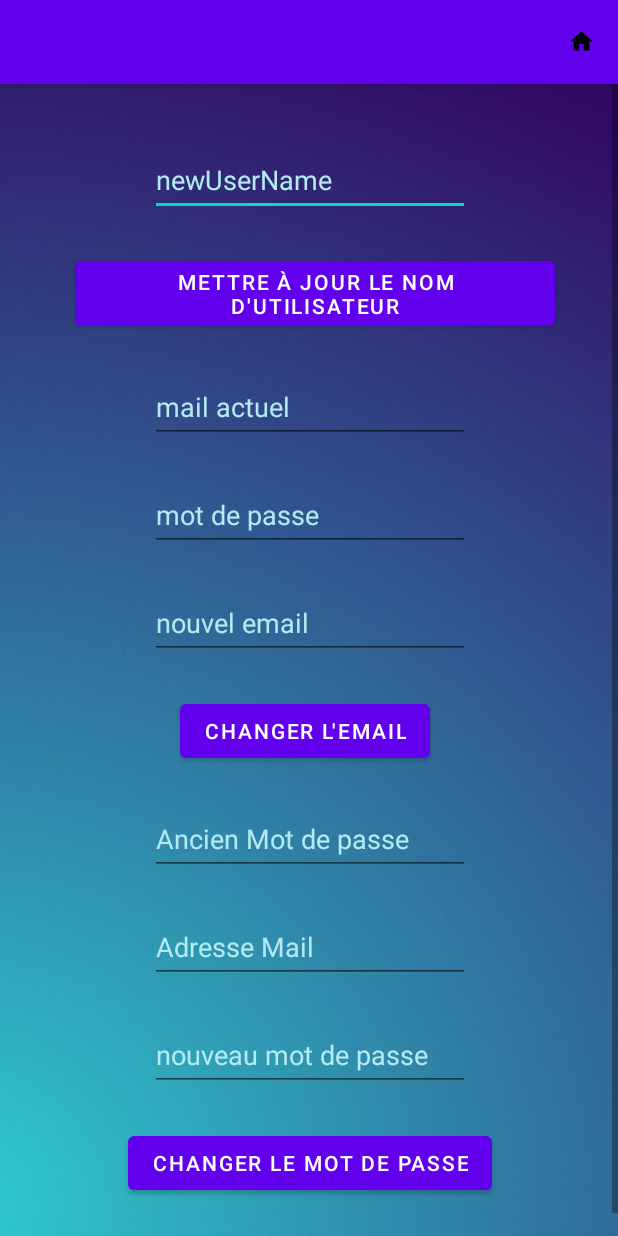
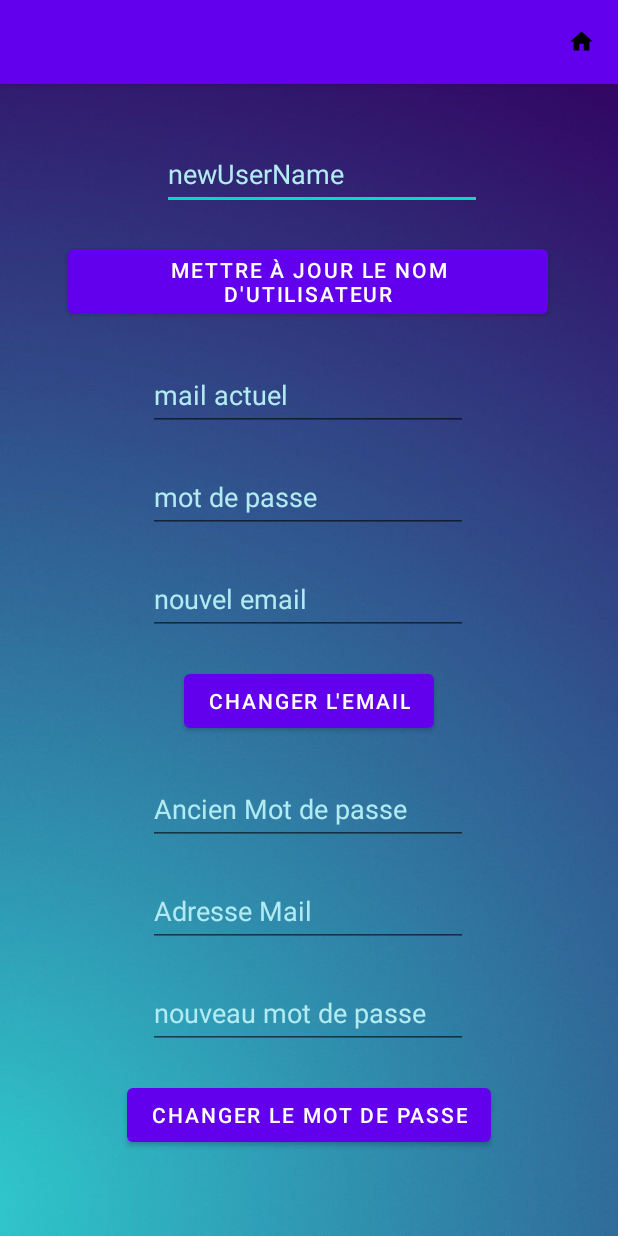
Before and after one commit to Emmy-vandeville/Projet_Android, an Android app: the UpdateProfil screen opened directly, with no data from a screen before it, on a phone screen of 412 x 824 dp. Run offline under Robolectric (Android 15) with nearby library versions, the phone set to English and light mode, and no system bars; our stand-ins replace Firebase (no records; nobody signed in at launch, a user with empty details on screens opened directly).

Commit message:
small fix

```diff
--- a/Biblio/app/src/main/java/com/example/myapplication/Login.java
+++ b/Biblio/app/src/main/java/com/example/myapplication/Login.java
@@ -77,10 +77,10 @@ public class Login extends AppCompatActivity {
                     @Override
                     public void onComplete(@NonNull Task<AuthResult> task) {
                         if (task.isSuccessful()) {
-                            Toast.makeText(Login.this, "Logged in Successfully", Toast.LENGTH_SHORT).show();
+                            Toast.makeText(Login.this, "Réussite du Login", Toast.LENGTH_SHORT).show();
                             startActivity(new Intent(getApplicationContext(), MainActivity.class));
                         } else {
-                            Toast.makeText(Login.this, "Error ! " + task.getException().getMessage(), Toast.LENGTH_SHORT).show();
+                            Toast.makeText(Login.this, "Erreur ! " + task.getException().getMessage(), Toast.LENGTH_SHORT).show();
                             progressBar.setVisibility(View.INVISIBLE);
                         }
                     }
--- a/Biblio/app/src/main/java/com/example/myapplication/Register.java
+++ b/Biblio/app/src/main/java/com/example/myapplication/Register.java
@@ -95,11 +95,11 @@ public class Register extends AppCompatActivity {
                     @Override
                     public void onComplete(@NonNull Task<AuthResult> task) {
                         if (task.isSuccessful()){
-                            Toast.makeText(Register.this, "UserCreated", Toast.LENGTH_SHORT).show();
+                            Toast.makeText(Register.this, "Utilisateur crée", Toast.LENGTH_SHORT).show();
                             startActivity(new Intent(getApplicationContext(),MainActivity.class));
                         }
                         else{
-                            Toast.makeText(Register.this, "Error ! " + task.getException().getMessage(), Toast.LENGTH_SHORT).show();
+                            Toast.makeText(Register.this, "Erreur ! " + task.getException().getMessage(), Toast.LENGTH_SHORT).show();
                             progressBar.setVisibility(View.INVISIBLE);
                         }
                     }
--- a/Biblio/app/src/main/java/com/example/myapplication/UpdateProfil.java
+++ b/Biblio/app/src/main/java/com/example/myapplication/UpdateProfil.java
@@ -125,6 +125,10 @@ public class UpdateProfil extends AppCompatActivity {
                     mEmailCurrent.setError("L'utiisateur n'existe pas " );
                     return;
                 }
+                if (passworda.equals(password)){
+                    mPasswordNew.setError("Le mot de passe doit être différent de l'ancien");
+                    return;
+                }
 
                 AuthCredential credential = EmailAuthProvider.getCredential(emaila, passworda); // Current Login Credentials \\
                 // Prompt the user to re-provide their sign-in credentials
--- a/Biblio/app/src/main/res/layout/activity_update_profil.xml
+++ b/Biblio/app/src/main/res/layout/activity_update_profil.xml
@@ -16,121 +16,156 @@
             android:layout_height="wrap_content"
             android:orientation="vertical">
 
+            <androidx.constraintlayout.widget.ConstraintLayout
+                android:layout_width="match_parent"
+                android:layout_height="match_parent">
+
                 <EditText
                     android:id="@+id/userNameUpdate"
                     android:layout_width="wrap_content"
                     android:layout_height="wrap_content"
-                android:layout_marginStart="100dp"
-                android:layout_marginTop="40dp"
+                    android:layout_marginTop="36dp"
                     android:ems="10"
                     android:hint="newUserName"
                     android:inputType="textPersonName"
                     android:minHeight="48dp"
                     android:textColor="#B2EBF2"
-                android:textColorHint="#B2EBF2" />
+                    android:textColorHint="#B2EBF2"
+                    app:layout_constraintEnd_toEndOf="parent"
+                    app:layout_constraintHorizontal_bias="0.542"
+                    app:layout_constraintStart_toStartOf="parent"
+                    app:layout_constraintTop_toTopOf="parent" />
 
                 <Button
                     android:id="@+id/buttonUpdate"
                     android:layout_width="wrap_content"
                     android:layout_height="wrap_content"
-                android:layout_marginStart="50dp"
-                android:layout_marginTop="24dp"
-                android:text="Mettre à jour le nom d'utilisateur" />
+                    android:layout_marginTop="20dp"
+                    android:text="Mettre à jour le nom d'utilisateur"
+                    app:layout_constraintEnd_toEndOf="parent"
+                    app:layout_constraintHorizontal_bias="0.494"
+                    app:layout_constraintStart_toStartOf="parent"
+                    app:layout_constraintTop_toBottomOf="@+id/userNameUpdate" />
 
                 <EditText
                     android:id="@+id/mailCurrent"
                     android:layout_width="wrap_content"
                     android:layout_height="wrap_content"
-                android:layout_marginStart="100dp"
                     android:layout_marginTop="24dp"
                     android:ems="10"
                     android:hint="mail actuel"
                     android:inputType="textEmailAddress"
                     android:minHeight="48dp"
                     android:textColor="#B2EBF2"
-                android:textColorHint="#B2EBF2" />
+                    android:textColorHint="#B2EBF2"
+                    app:layout_constraintEnd_toEndOf="parent"
+                    app:layout_constraintHorizontal_bias="0.497"
+                    app:layout_constraintStart_toStartOf="parent"
+                    app:layout_constraintTop_toBottomOf="@+id/buttonUpdate" />
 
                 <EditText
                     android:id="@+id/actuelMdp"
                     android:layout_width="wrap_content"
                     android:layout_height="wrap_content"
-                android:layout_marginStart="100dp"
-                android:layout_marginTop="24dp"
+                    android:layout_marginTop="20dp"
                     android:ems="10"
                     android:hint="mot de passe"
                     android:inputType="textPassword"
                     android:minHeight="48dp"
                     android:textColor="#B2EBF2"
-                android:textColorHint="#B2EBF2" />
+                    android:textColorHint="#B2EBF2"
+                    app:layout_constraintEnd_toEndOf="parent"
+                    app:layout_constraintHorizontal_bias="0.497"
+                    app:layout_constraintStart_toStartOf="parent"
+                    app:layout_constraintTop_toBottomOf="@+id/mailCurrent" />
 
                 <EditText
                     android:id="@+id/modifierEmail"
                     android:layout_width="wrap_content"
                     android:layout_height="wrap_content"
-                android:layout_marginStart="100dp"
-                android:layout_marginTop="24dp"
+                    android:layout_marginTop="20dp"
                     android:ems="10"
                     android:hint="nouvel email"
                     android:inputType="textEmailAddress"
                     android:minHeight="48dp"
                     android:textColor="#B2EBF2"
-                android:textColorHint="#B2EBF2" />
+                    android:textColorHint="#B2EBF2"
+                    app:layout_constraintEnd_toEndOf="parent"
+                    app:layout_constraintHorizontal_bias="0.497"
+                    app:layout_constraintStart_toStartOf="parent"
+                    app:layout_constraintTop_toBottomOf="@+id/actuelMdp" />
 
                 <Button
                     android:id="@+id/buttonChangerEmail"
                     android:layout_width="wrap_content"
                     android:layout_height="wrap_content"
-                android:layout_marginStart="120dp"
-                android:layout_marginTop="24dp"
-                android:text="Changer l'email" />
+                    android:layout_marginTop="20dp"
+                    android:text="Changer l'email"
+                    app:layout_constraintEnd_toEndOf="parent"
+                    app:layout_constraintStart_toStartOf="parent"
+                    app:layout_constraintTop_toBottomOf="@+id/modifierEmail" />
 
                 <EditText
                     android:id="@+id/ancienMdp"
                     android:layout_width="wrap_content"
                     android:layout_height="wrap_content"
-                android:layout_marginStart="100dp"
                     android:layout_marginTop="24dp"
                     android:ems="10"
                     android:hint="Ancien Mot de passe"
                     android:inputType="textPassword"
                     android:minHeight="48dp"
                     android:textColor="#B2EBF2"
-                android:textColorHint="#B2EBF2" />
+                    android:textColorHint="#B2EBF2"
+                    app:layout_constraintEnd_toEndOf="parent"
+                    app:layout_constraintHorizontal_bias="0.497"
+                    app:layout_constraintStart_toStartOf="parent"
+                    app:layout_constraintTop_toBottomOf="@+id/buttonChangerEmail" />
 
                 <EditText
                     android:id="@+id/mailActuel"
                     android:layout_width="wrap_content"
                     android:layout_height="wrap_content"
-                android:layout_marginStart="100dp"
-                android:layout_marginTop="24dp"
+                    android:layout_marginTop="20dp"
                     android:ems="10"
                     android:hint="Adresse Mail"
                     android:inputType="textEmailAddress"
                     android:minHeight="48dp"
                     android:textColor="#B2EBF2"
-                android:textColorHint="#B2EBF2" />
+                    android:textColorHint="#B2EBF2"
+                    app:layout_constraintEnd_toEndOf="parent"
+                    app:layout_constraintHorizontal_bias="0.497"
+                    app:layout_constraintStart_toStartOf="parent"
+                    app:layout_constraintTop_toBottomOf="@+id/ancienMdp" />
 
                 <EditText
                     android:id="@+id/nouveauMdp"
                     android:layout_width="wrap_content"
                     android:layout_height="wrap_content"
-                android:layout_marginStart="100dp"
-                android:layout_marginTop="24dp"
+                    android:layout_marginTop="20dp"
                     android:ems="10"
                     android:hint="nouveau mot de passe"
                     android:inputType="textPassword"
                     android:minHeight="48dp"
                     android:textColor="#B2EBF2"
-                android:textColorHint="#B2EBF2" />
+                    android:textColorHint="#B2EBF2"
+                    app:layout_constraintEnd_toEndOf="parent"
+                    app:layout_constraintHorizontal_bias="0.497"
+                    app:layout_constraintStart_toStartOf="parent"
+                    app:layout_constraintTop_toBottomOf="@+id/mailActuel" />
 
                 <Button
                     android:id="@+id/buttonChangerMdp"
                     android:layout_width="wrap_content"
                     android:layout_height="wrap_content"
-                android:layout_marginStart="85dp"
-                android:layout_marginTop="24dp"
-                android:layout_marginBottom="40dp"
-                android:text="Changer le mot de passe" />
+                    android:layout_marginTop="20dp"
+                    android:layout_marginBottom="28dp"
+                    android:text="Changer le mot de passe"
+                    app:layout_constraintBottom_toBottomOf="parent"
+                    app:layout_constraintEnd_toEndOf="parent"
+                    app:layout_constraintStart_toStartOf="parent"
+                    app:layout_constraintTop_toBottomOf="@+id/nouveauMdp" />
+
+            </androidx.constraintlayout.widget.ConstraintLayout>
 
         </LinearLayout>
     </ScrollView>
```
Lines whose indentation alone changed are shown as unchanged.
